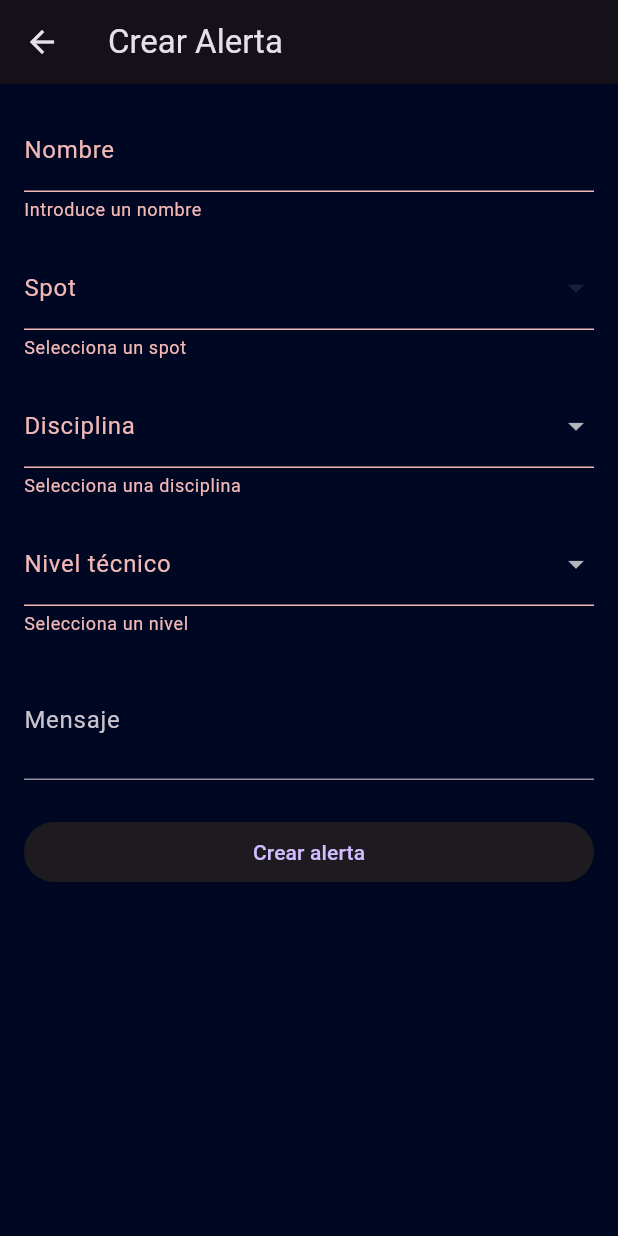
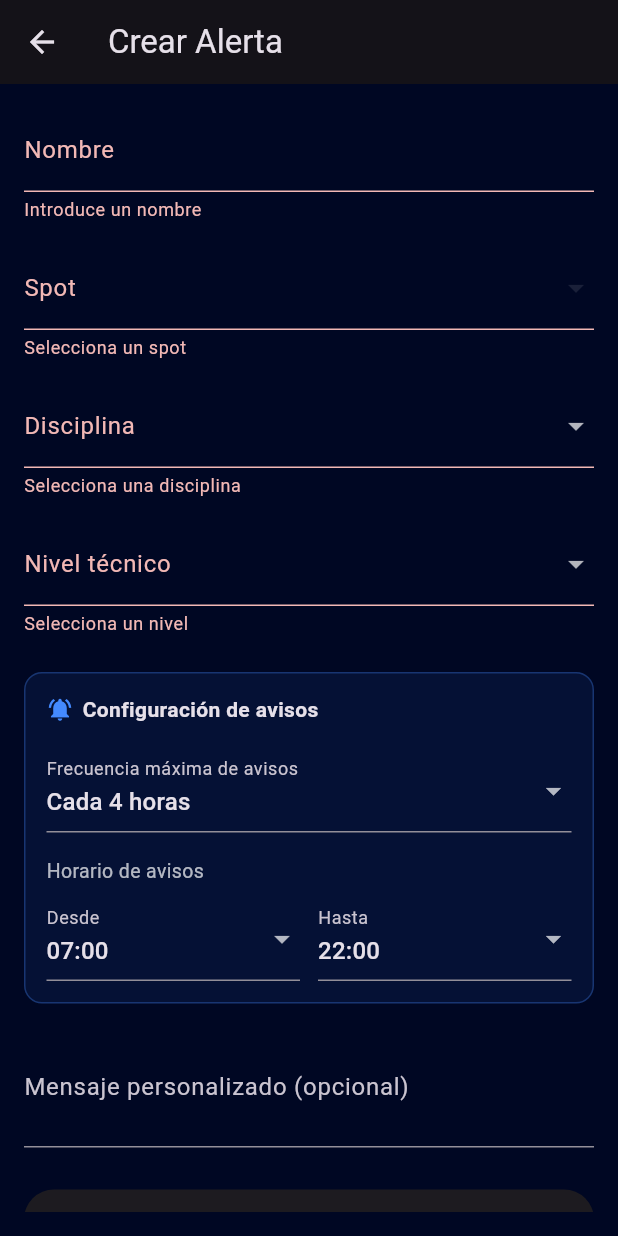
Before and after one commit to DaniBytes80/WindWaveWing, a Flutter app: the CrearAlertaPage screen opened directly, after a tap on "Crear alerta", on a phone screen of 412 x 824 dp. Run offline on Flutter 3.47's test engine with Material 3 defaults, Android fonts, the phone set to English and light mode, and no system bars; our stand-ins replace app_links, firebase_core, firebase_messaging, flutter_local_notifications, flutter_map, flutter_secure_storage and 6 more; missing offline and left inert: flutter_inappwebview; accounts and stored records are empty; project files that could hold a hidden picture were left out.

Commit message:
Versión 14Junio26

```diff
--- a/tfg_frontend/lib/services/auth_service.dart
+++ b/tfg_frontend/lib/services/auth_service.dart
@@ -32,6 +32,10 @@ class AuthService {
 
   // ── Logout ─────────────────────────────────────────────────
   Future<void> logout() async {
+    final userId = _supabase.auth.currentUser?.id;
+    if (userId != null) {
+      await _supabase.from('AlertasGeneradas').delete().eq('user_id', userId);
+    }
     await _secure.deleteAll();
     await _supabase.auth.signOut();
   }
--- a/tfg_frontend/lib/views/menu_principal_usuario/alertas/crear_alerta_page.dart
+++ b/tfg_frontend/lib/views/menu_principal_usuario/alertas/crear_alerta_page.dart
@@ -5,23 +5,26 @@ import 'package:tfg_clima_malaga/models/spot.dart';
 
 class CrearAlertaPage extends StatefulWidget {
   const CrearAlertaPage({super.key});
-
   @override
   State<CrearAlertaPage> createState() => _CrearAlertaPageState();
 }
 
 class _CrearAlertaPageState extends State<CrearAlertaPage> {
   final _formKey = GlobalKey<FormState>();
-  final AlertasService _alertasService = AlertasService();
-  final SpotManager _spotManager = SpotManager();
+  final _alertasService = AlertasService();
+  final _spotManager = SpotManager();
 
   String? _spotId;
   String? _disciplina;
   String? _nivel;
   String? _mensaje;
   String? _nombre;
+  int _frecuenciaHoras = 4; // por defecto 4h
+  int _horaInicio = 7; // 7:00
+  int _horaFin = 22; // 22:00
 
   final nivelesTecnicos = ["Principiante", "Ocasional", "Intensivo", "Pro"];
+  final frecuencias = [1, 2, 4, 8, 12, 24];
 
   List<Spot> _spotsFavoritos = [];
 
@@ -35,7 +38,6 @@ class _CrearAlertaPageState extends State<CrearAlertaPage> {
 
   Future<void> _crear() async {
     if (!_formKey.currentState!.validate()) return;
-
     _formKey.currentState!.save();
 
     final userId = _alertasService.supabase.auth.currentUser?.id;
@@ -49,6 +51,9 @@ class _CrearAlertaPageState extends State<CrearAlertaPage> {
       "nivel": _nivel,
       "mensaje": _mensaje,
       "activa": true,
+      "frecuencia_horas": _frecuenciaHoras,
+      "hora_inicio": _horaInicio,
+      "hora_fin": _horaFin,
     });
 
     if (ok) {
@@ -64,33 +69,23 @@ class _CrearAlertaPageState extends State<CrearAlertaPage> {
   Widget build(BuildContext context) {
     return Scaffold(
       appBar: AppBar(title: const Text("Crear Alerta")),
-
       body: Padding(
-        padding: const EdgeInsets.all(16.0),
+        padding: const EdgeInsets.all(16),
         child: Form(
           key: _formKey,
           child: ListView(
             children: [
-              // NOMBRE
+              // Nombre
               TextFormField(
                 decoration: const InputDecoration(labelText: "Nombre"),
-                validator: (v) {
-                  if (v == null || v.trim().isEmpty) {
-                    return "Introduce un nombre";
-                  }
-                  if (!RegExp(
-                    r"^[a-zA-Z0-9 áéíóúÁÉÍÓÚñÑ.,_-]{3,}$",
-                  ).hasMatch(v.trim())) {
-                    return "Nombre no válido";
-                  }
-                  return null;
-                },
+                validator: (v) => v == null || v.trim().isEmpty
+                    ? "Introduce un nombre"
+                    : null,
                 onSaved: (v) => _nombre = v?.trim(),
               ),
-
               const SizedBox(height: 16),
 
-              // SPOT
+              // Spot
               DropdownButtonFormField<String>(
                 decoration: const InputDecoration(labelText: "Spot"),
                 items: _spotsFavoritos
@@ -102,10 +97,9 @@ class _CrearAlertaPageState extends State<CrearAlertaPage> {
                 validator: (v) => v == null ? "Selecciona un spot" : null,
                 onChanged: (v) => setState(() => _spotId = v),
               ),
-
               const SizedBox(height: 16),
 
-              // DISCIPLINA
+              // Disciplina
               DropdownButtonFormField<String>(
                 decoration: const InputDecoration(labelText: "Disciplina"),
                 items:
@@ -116,10 +110,9 @@ class _CrearAlertaPageState extends State<CrearAlertaPage> {
                     v == null ? "Selecciona una disciplina" : null,
                 onChanged: (v) => setState(() => _disciplina = v),
               ),
-
               const SizedBox(height: 16),
 
-              // NIVEL
+              // Nivel
               DropdownButtonFormField<String>(
                 decoration: const InputDecoration(labelText: "Nivel técnico"),
                 items: nivelesTecnicos
@@ -128,21 +121,132 @@ class _CrearAlertaPageState extends State<CrearAlertaPage> {
                 validator: (v) => v == null ? "Selecciona un nivel" : null,
                 onChanged: (v) => setState(() => _nivel = v),
               ),
+              const SizedBox(height: 24),
 
+              // ── Configuración de notificación ────────────
+              Container(
+                padding: const EdgeInsets.all(14),
+                decoration: BoxDecoration(
+                  color: Colors.blueAccent.withValues(alpha: 0.08),
+                  borderRadius: BorderRadius.circular(12),
+                  border: Border.all(
+                    color: Colors.blueAccent.withValues(alpha: 0.3),
+                  ),
+                ),
+                child: Column(
+                  crossAxisAlignment: CrossAxisAlignment.start,
+                  children: [
+                    const Row(
+                      children: [
+                        Icon(
+                          Icons.notifications_active,
+                          size: 18,
+                          color: Colors.blueAccent,
+                        ),
+                        SizedBox(width: 6),
+                        Text(
+                          "Configuración de avisos",
+                          style: TextStyle(
+                            fontWeight: FontWeight.bold,
+                            fontSize: 14,
+                          ),
+                        ),
+                      ],
+                    ),
+                    const SizedBox(height: 16),
+
+                    // Frecuencia
+                    DropdownButtonFormField<int>(
+                      value: _frecuenciaHoras,
+                      decoration: const InputDecoration(
+                        labelText: "Frecuencia máxima de avisos",
+                      ),
+                      items: frecuencias
+                          .map(
+                            (h) => DropdownMenuItem(
+                              value: h,
+                              child: Text(
+                                h == 1
+                                    ? "Cada hora"
+                                    : h == 24
+                                    ? "1 vez al día"
+                                    : "Cada $h horas",
+                              ),
+                            ),
+                          )
+                          .toList(),
+                      onChanged: (v) =>
+                          setState(() => _frecuenciaHoras = v ?? 4),
+                    ),
+                    const SizedBox(height: 16),
+
+                    // Horario
+                    const Text(
+                      "Horario de avisos",
+                      style: TextStyle(fontSize: 13, color: Colors.white70),
+                    ),
+                    const SizedBox(height: 8),
+                    Row(
+                      children: [
+                        Expanded(
+                          child: DropdownButtonFormField<int>(
+                            value: _horaInicio,
+                            decoration: const InputDecoration(
+                              labelText: "Desde",
+                            ),
+                            items: List.generate(
+                              24,
+                              (h) => DropdownMenuItem(
+                                value: h,
+                                child: Text(
+                                  "${h.toString().padLeft(2, '0')}:00",
+                                ),
+                              ),
+                            ).toList(),
+                            onChanged: (v) =>
+                                setState(() => _horaInicio = v ?? 7),
+                          ),
+                        ),
+                        const SizedBox(width: 12),
+                        Expanded(
+                          child: DropdownButtonFormField<int>(
+                            value: _horaFin,
+                            decoration: const InputDecoration(
+                              labelText: "Hasta",
+                            ),
+                            items: List.generate(
+                              24,
+                              (h) => DropdownMenuItem(
+                                value: h,
+                                child: Text(
+                                  "${h.toString().padLeft(2, '0')}:00",
+                                ),
+                              ),
+                            ).toList(),
+                            onChanged: (v) =>
+                                setState(() => _horaFin = v ?? 22),
+                          ),
+                        ),
+                      ],
+                    ),
+                  ],
+                ),
+              ),
               const SizedBox(height: 16),
 
-              // MENSAJE
+              // Mensaje personalizado
               TextFormField(
-                decoration: const InputDecoration(labelText: "Mensaje"),
+                decoration: const InputDecoration(
+                  labelText: "Mensaje personalizado (opcional)",
+                ),
                 maxLines: 2,
                 validator: (v) {
-                  if (v == null || v.trim().isEmpty) return null; // opcional
+                  if (v == null || v.trim().isEmpty) return null;
                   if (v.length > 200) return "Máximo 200 caracteres";
                   return null;
                 },
                 onSaved: (v) => _mensaje = v?.trim(),
               ),
-
               const SizedBox(height: 24),
 
               ElevatedButton(
--- a/tfg_frontend/pubspec.yaml
+++ b/tfg_frontend/pubspec.yaml
@@ -43,6 +43,8 @@ dependencies:
   hive_flutter: ^1.1.0        # almacenamiento local para caché de tiles
   url_launcher: ^6.3.2
   flutter_svg: ^2.0.10
+# Dependencias para notificaciones
+  flutter_local_notifications: ^18.0.0
 
 dev_dependencies:
   flutter_test:
```
Also changed, not shown: tfg_frontend/lib/services/notifications_service.dart (+79 -18 lines), tfg_frontend/flutter_01.png (added), tfg_frontend/pubspec.lock, 5 other files.
